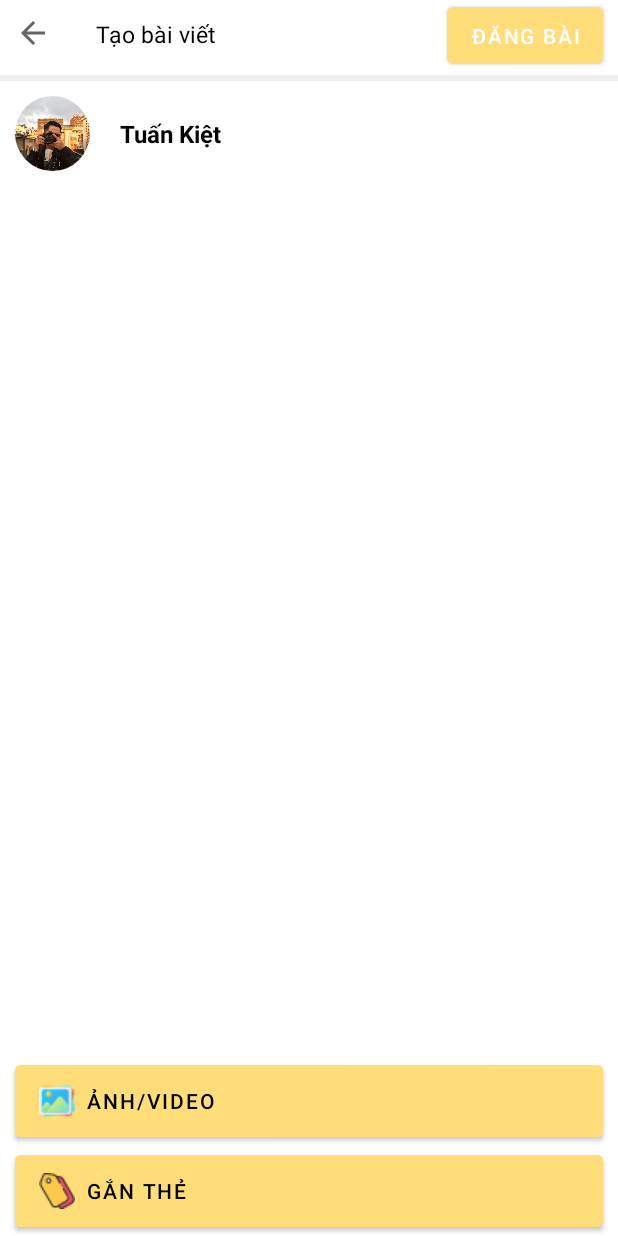
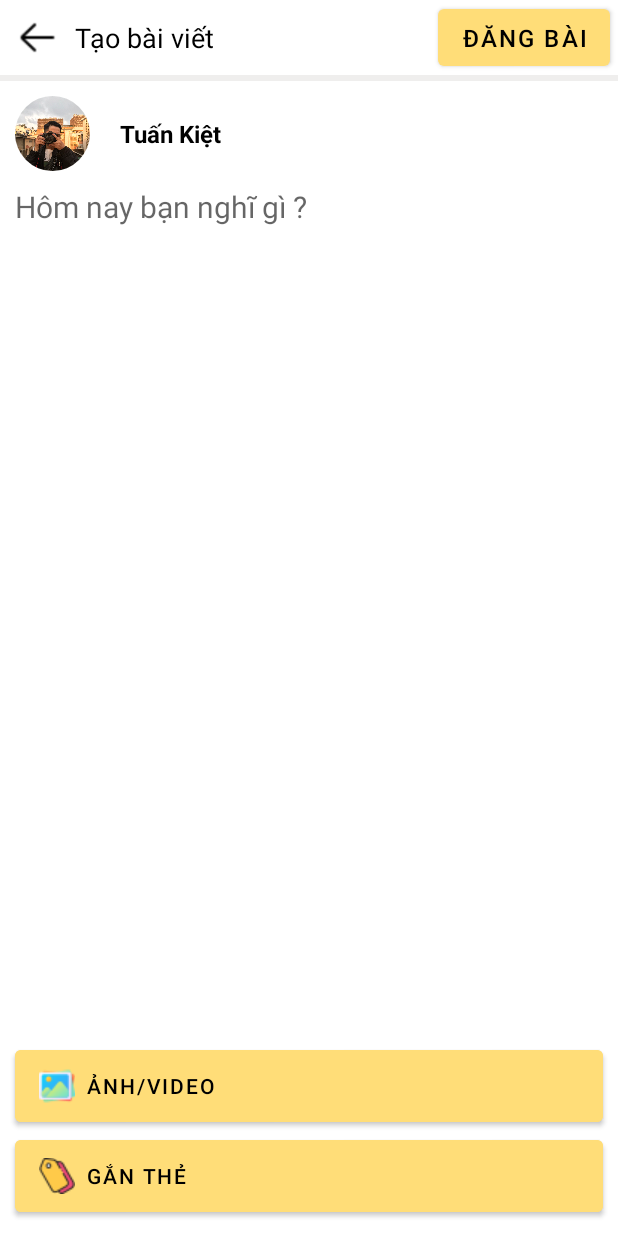
Before and after one commit to TuanKiet-GitHub/MXH_Pet, an Android app: the StatusActivity screen opened directly, with no data from a screen before it, on a phone screen of 412 x 824 dp. Run offline under Robolectric (Android 15) with nearby library versions, the phone set to English and light mode, and no system bars; our stand-ins replace CircleImageView.

Commit message:
fix_status

```diff
--- a/app/src/main/res/layout/activity_status.xml
+++ b/app/src/main/res/layout/activity_status.xml
@@ -6,10 +6,13 @@
     android:layout_width="match_parent"
     android:layout_height="match_parent"
     android:orientation="vertical"
+    android:background="@color/white"
     tools:context=".mode.Home.StatusActivity">
     <LinearLayout
         android:layout_width="match_parent"
         android:orientation="vertical"
+        android:background="@android:color/transparent"
+        android:layout_gravity="center"
         android:layout_height="50dp">
         <LinearLayout
             android:orientation="horizontal"
@@ -18,15 +21,15 @@
             <ImageView
                 android:id="@+id/imgBackStatus"
                 android:padding="10dp"
-                android:src="@drawable/back"
-                android:layout_width="wrap_content"
+                android:src="@drawable/arrow"
+                android:scaleType="fitXY"
+                android:layout_width="50dp"
                 android:layout_height="wrap_content"/>
             <TextView
-                android:layout_marginLeft="20dp"
-                android:layout_marginTop="12dp"
                 android:text="Tạo bài viết"
                 android:textColor="@color/black"
-                android:textSize="15sp"
+                android:textSize="18sp"
+                android:layout_gravity="center"
                 android:layout_width="wrap_content"
                 android:layout_height="wrap_content"/>
         </LinearLayout>
@@ -36,10 +39,12 @@
             android:layout_width="wrap_content"
             android:layout_height="50dp"
             android:layout_gravity="end"
-            android:layout_marginTop="-45dp"
-            android:layout_marginRight="10dp"
-            android:backgroundTint="@color/silver"
+            android:layout_marginTop="-50dp"
+            android:layout_marginRight="5dp"
+            android:backgroundTint="@android:color/transparent"
             android:text="ĐĂNG BÀI"
+            android:textSize="16sp"
+            android:textColor="@color/black"
             android:enabled="false"/>
 
     </LinearLayout>
@@ -52,6 +57,7 @@
         android:layout_marginTop="10dp"
         android:layout_marginLeft="10dp"
         android:layout_width="match_parent"
+        android:background="@color/white"
         android:layout_height="wrap_content">
         <de.hdodenhof.circleimageview.CircleImageView
             android:src="@drawable/people"
@@ -71,7 +77,8 @@
         android:id="@+id/edStatus"
         android:layout_marginTop="10dp"
         android:gravity="top"
-        android:text="Hôm nay bạn nghĩ gì ?"
+        android:hint="Hôm nay bạn nghĩ gì ?"
+        android:textSize="20sp"
         android:layout_marginLeft="10dp"
         android:layout_marginRight="10dp"
         android:background="@color/white"
@@ -84,7 +91,7 @@
             android:drawableLeft="@drawable/picture"
             android:layout_marginLeft="10dp"
             android:layout_marginRight="10dp"
-            android:layout_marginTop="-120dp"
+            android:layout_marginTop="-130dp"
             android:gravity="fill"
             android:backgroundTint="@color/yellowmain2"
             android:text="Ảnh/video"
--- a/app/src/main/res/values/style.xml
+++ b/app/src/main/res/values/style.xml
@@ -1,11 +1,10 @@
 <?xml version="1.0" encoding="utf-8"?>
 <resources>
-    <style name="AppTheme" parent="Theme.AppCompat.Light.NoActionBar">
+    <style name="AppTheme" parent="Theme.AppCompat.Light">
         <!-- Customize your theme here. -->
         <item name="colorPrimary">@color/colorPrimary</item>
         <item name="colorPrimaryDark">@color/colorPrimaryDark</item>
         <item name="colorAccent">@color/colorAccent</item>
         <item name="android:textColorHint">@color/blue</item>
-        <item name="android:textColorHint">@color/blue</item>
     </style>
 </resources>
--- a/build.gradle
+++ b/build.gradle
@@ -5,7 +5,7 @@ buildscript {
         jcenter()
     }
     dependencies {
-        classpath "com.android.tools.build:gradle:4.1.1"
+        classpath 'com.android.tools.build:gradle:4.1.3'
         classpath 'com.google.gms:google-services:4.3.4'
 
         // NOTE: Do not place your application dependencies here; they belong
```
Also changed, not shown: app/src/main/res/drawable-v24/arrow.png (added).
